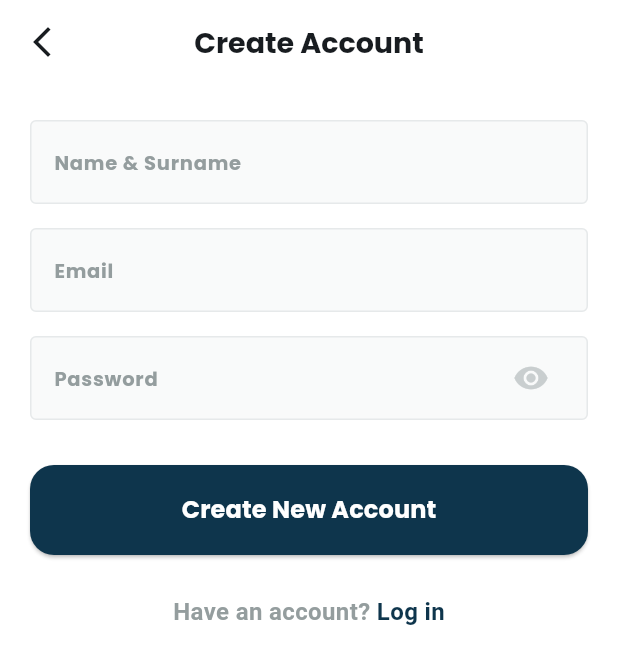
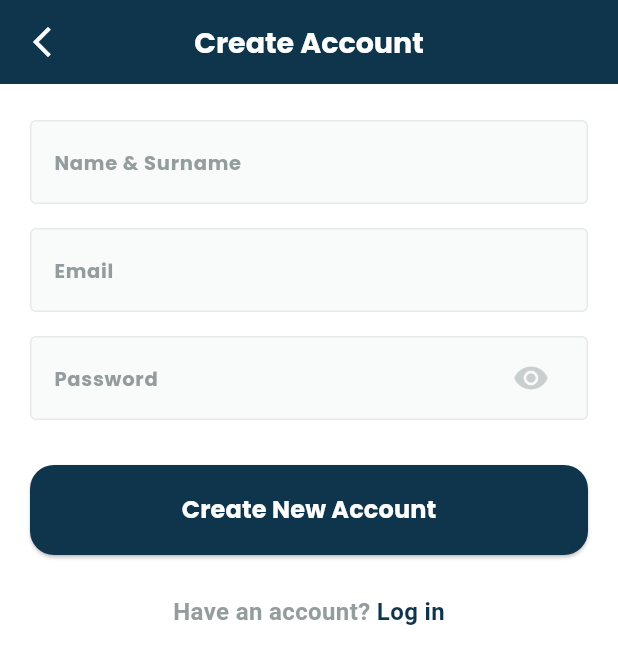
Before and after one commit to 3madhani/digy_stay, a Flutter app: the SignUpView screen opened by its route, on a phone screen of 412 x 824 dp. Shown: the top 664 px of the screen. Run offline on Flutter 3.47's test engine with Material 3 defaults, Android fonts, the phone set to English and light mode, and no system bars; our stand-ins replace dots_indicator, flutter_svg, iconsax, lottie, shared_preferences; accounts and stored records are empty.

Commit message:
fix: Update AppBar background color and improve navigation in RoomControl and SupportChat views

```diff
--- a/lib/core/common/custom_app_bar.dart
+++ b/lib/core/common/custom_app_bar.dart
@@ -1,22 +1,20 @@
+import 'package:digy_stay/core/utils/app_colors.dart';
 import 'package:flutter/material.dart';
 
-import '../../feature/onboarding/presentation/views/onboarding_view.dart';
 import '../utils/app_text_styles.dart';
 
 AppBar buildAppBar({required BuildContext context, required String title}) {
   return AppBar(
-    backgroundColor: Colors.white,
+    backgroundColor: AppColors.primaryColor,
     leading: GestureDetector(
-      onTap:
-          () =>
-              Navigator.pushReplacementNamed(context, OnBoardingView.routeName),
-      child: const Icon(Icons.arrow_back_ios_new),
+      onTap: () => Navigator.pop(context),
+      child: const Icon(Icons.arrow_back_ios_new, color: Colors.white),
     ),
     centerTitle: true,
     title: Text(
       title,
       textAlign: TextAlign.center,
-      style: AppTextStyles.bold19,
+      style: AppTextStyles.bold19.copyWith(color: Colors.white),
     ),
   );
 }
--- a/lib/feature/support_chat/presentation/views/support_chat_view.dart
+++ b/lib/feature/support_chat/presentation/views/support_chat_view.dart
@@ -9,7 +9,7 @@ class SupportChatView extends StatelessWidget {
   @override
   Widget build(BuildContext context) {
     return Scaffold(
-      appBar: buildAppBar(context: context, title: 'Offers'),
+      appBar: buildAppBar(context: context, title: 'Support Chat'),
       body: const Center(child: Text('Support Chat View Body')),
     );
   }
--- a/lib/main.dart
+++ b/lib/main.dart
@@ -1,6 +1,5 @@
 import 'package:digy_stay/feature/splash/presentaion/views/splash_view.dart';
 import 'package:flutter/material.dart';
-
 import 'core/helper/on_generate_routes.dart';
 import 'core/services/shared_preferences_singleton.dart';
 import 'core/utils/app_colors.dart';
```
Also changed, not shown: lib/feature/room_control/presentaion/views/room_control_view.dart (+3 -5 lines).
